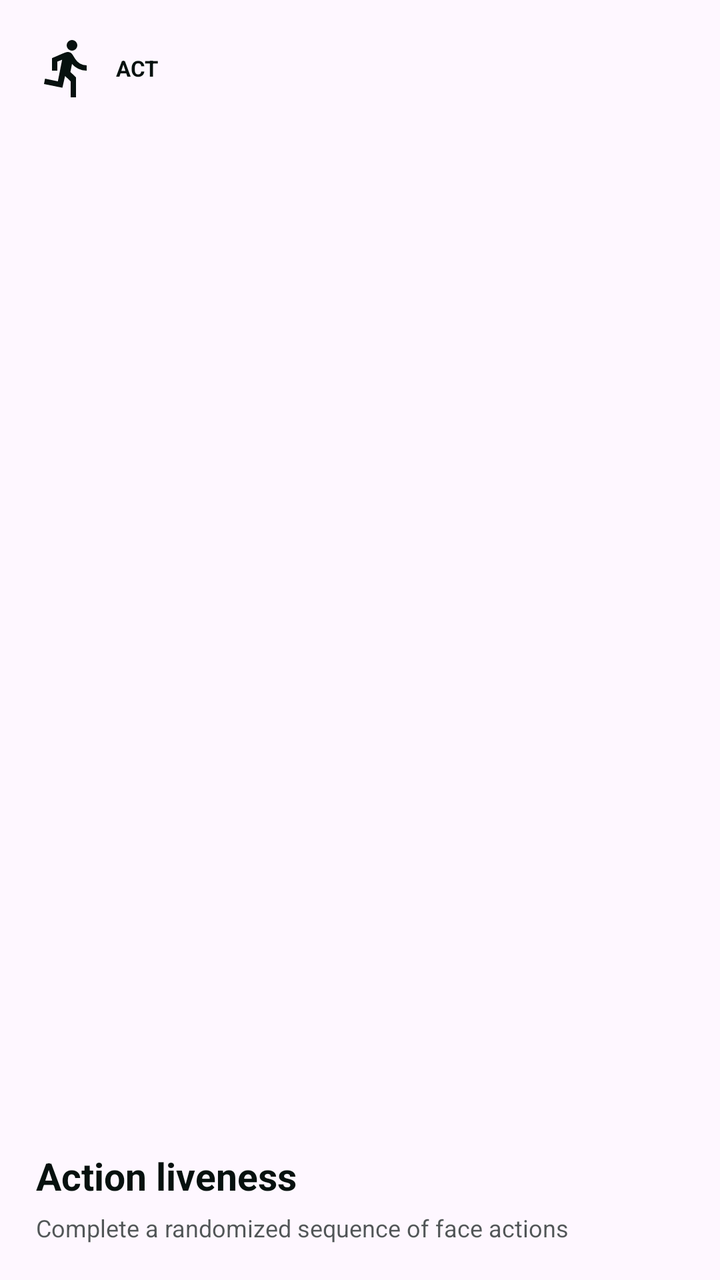
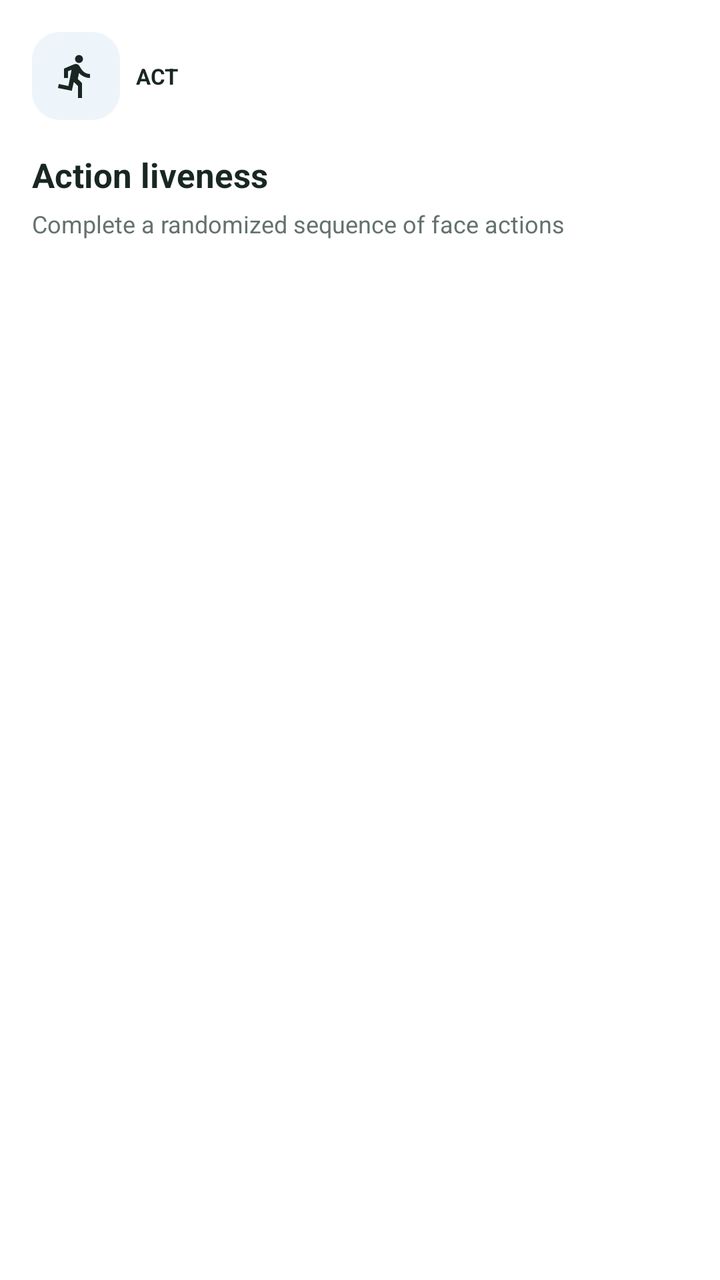

Screens rendered from an Android XML layout before and after an edit, with the pre-edit source and the edit as a unified diff.
<!-- AndroidManifest.xml: application theme Theme.InspireFaceExample -->
<!-- res/layout/item_home_action.xml -->
<?xml version="1.0" encoding="utf-8"?>
<LinearLayout xmlns:android="http://schemas.android.com/apk/res/android"
    android:layout_width="match_parent"
    android:layout_height="match_parent"
    android:gravity="bottom"
    android:orientation="vertical"
    android:padding="18dp">

    <LinearLayout
        android:layout_width="match_parent"
        android:layout_height="wrap_content"
        android:gravity="center_vertical"
        android:orientation="horizontal">

        <ImageView
            android:layout_width="32dp"
            android:layout_height="32dp"
            android:contentDescription="@null"
            android:importantForAccessibility="no"
            android:src="@drawable/ic_home_action_liveness" />

        <TextView
            android:layout_width="wrap_content"
            android:layout_height="wrap_content"
            android:layout_marginStart="8dp"
            android:text="@string/menu_badge_action"
            android:textColor="@color/home_tile_text_dark"
            android:textSize="11sp"
            android:textStyle="bold" />
    </LinearLayout>

    <Space
        android:layout_width="1dp"
        android:layout_height="0dp"
        android:layout_weight="1" />

    <TextView
        android:layout_width="match_parent"
        android:layout_height="wrap_content"
        android:text="@string/mode_action"
        android:textColor="@color/home_tile_text_dark"
        android:textSize="19sp"
        android:textStyle="bold" />

    <TextView
        android:layout_width="match_parent"
        android:layout_height="wrap_content"
        android:layout_marginTop="5dp"
        android:maxLines="2"
        android:text="@string/home_action_desc"
        android:textColor="@color/home_tile_text_dark_secondary"
        android:textSize="12sp" />
</LinearLayout>
<!-- resources referenced by this layout -->
<resources>
  <color name="home_tile_text_dark">#FF07110F</color>
  <color name="home_tile_text_dark_secondary">#B307110F</color>
  <style name="Base.Theme.InspireFaceExample" parent="Theme.Material3.DayNight.NoActionBar">
          
          
      </style>
  <!-- unchanged entries left out for length: 5 -->
</resources>

<!-- the commit's change to res/layout/item_home_action.xml (unified diff, before → after) -->
@@ -1,10 +1,11 @@
 <?xml version="1.0" encoding="utf-8"?>
 <LinearLayout xmlns:android="http://schemas.android.com/apk/res/android"
     android:layout_width="match_parent"
-    android:layout_height="match_parent"
-    android:gravity="bottom"
+    android:layout_height="wrap_content"
+    android:gravity="top"
+    android:minHeight="184dp"
     android:orientation="vertical"
-    android:padding="18dp">
+    android:padding="16dp">
 
     <LinearLayout
         android:layout_width="match_parent"
@@ -13,8 +14,11 @@
         android:orientation="horizontal">
 
         <ImageView
-            android:layout_width="32dp"
-            android:layout_height="32dp"
+            android:background="@drawable/bg_home_icon"
+            android:backgroundTint="@color/home_tile_blue"
+            android:padding="10dp"
+            android:layout_width="44dp"
+            android:layout_height="44dp"
             android:contentDescription="@null"
             android:importantForAccessibility="no"
             android:src="@drawable/ic_home_action_liveness" />
@@ -31,23 +35,24 @@
 
     <Space
         android:layout_width="1dp"
-        android:layout_height="0dp"
-        android:layout_weight="1" />
+        android:layout_height="16dp" />
 
     <TextView
         android:layout_width="match_parent"
         android:layout_height="wrap_content"
         android:text="@string/mode_action"
         android:textColor="@color/home_tile_text_dark"
-        android:textSize="19sp"
+        android:textSize="17sp"
+        android:maxLines="2"
         android:textStyle="bold" />
 
     <TextView
         android:layout_width="match_parent"
         android:layout_height="wrap_content"
         android:layout_marginTop="5dp"
-        android:maxLines="2"
+        android:maxLines="3"
         android:text="@string/home_action_desc"
         android:textColor="@color/home_tile_text_dark_secondary"
-        android:textSize="12sp" />
+        android:textSize="12sp"
+        android:lineSpacingExtra="1dp" />
 </LinearLayout>
<!-- resource entries referenced after the edit -->
@@ -1,10 +1,106 @@
 <!-- resources referenced by this layout -->
 <resources>
-  <color name="home_tile_text_dark">#FF07110F</color>
-  <color name="home_tile_text_dark_secondary">#B307110F</color>
-  <style name="Base.Theme.InspireFaceExample" parent="Theme.Material3.DayNight.NoActionBar">
-          
-          
+  <color name="home_tile_blue">#EDF4FA</color>
+  <color name="home_tile_text_dark">#192722</color>
+  <color name="home_tile_text_dark_secondary">#64726E</color>
+  <!-- drawable bg_home_icon (drawable) -->
+  <shape xmlns:android="http://schemas.android.com/apk/res/android" android:shape="rectangle">
+      <solid android:color="@color/home_surface" />
+      <corners android:radius="14dp" />
+  </shape>
+  <color name="home_surface">#F5F7F8</color>
+  <style name="Base.Theme.InspireFaceExample" parent="Theme.Material3.Light.NoActionBar">
+          <item name="android:windowBackground">@color/home_background</item>
+          <item name="android:statusBarColor">@android:color/transparent</item>
+          <item name="android:navigationBarColor">@color/home_background</item>
+          <item name="android:windowLightStatusBar">true</item>
+          <item name="android:windowAnimationStyle">@style/AppWindowAnimation</item>
+          <item name="android:colorAccent">@color/liveness_accent</item>
+          <item name="colorPrimary">@color/liveness_accent</item>
+          <item name="colorOnPrimary">@color/white</item>
+          <item name="colorPrimaryContainer">@color/plus_accent_soft</item>
+          <item name="colorOnPrimaryContainer">@color/liveness_accent</item>
+          <item name="colorSecondary">@color/liveness_accent</item>
+          <item name="colorSecondaryContainer">@color/plus_accent_soft</item>
+          <item name="colorOnSecondaryContainer">@color/home_text_primary</item>
+          <item name="colorSurface">@color/home_background</item>
+          <item name="colorSurfaceVariant">@color/home_surface</item>
+          <item name="colorOnSurface">@color/home_text_primary</item>
+          <item name="colorOnSurfaceVariant">@color/home_text_secondary</item>
+          <item name="colorOutline">@color/home_stroke</item>
+          <item name="colorControlHighlight">#14237D63</item>
+          <item name="materialButtonStyle">@style/AppButton</item>
+          <item name="materialButtonOutlinedStyle">@style/AppButton.Outlined</item>
+          <item name="buttonBarPositiveButtonStyle">@style/AppButton.Text</item>
+          <item name="buttonBarNegativeButtonStyle">@style/AppButton.Text</item>
+          <item name="materialAlertDialogTheme">@style/ThemeOverlay.InspireFaceExample.PlusConsent</item>
+          <item name="shapeAppearanceSmallComponent">@style/AppShape.Small</item>
+          <item name="shapeAppearanceMediumComponent">@style/AppShape.Medium</item>
+          <item name="chipStyle">@style/AppChip</item>
+      </style>
+  <color name="home_background">#FFFFFF</color>
+  <style name="AppWindowAnimation" parent="@android:style/Animation.Activity">
+          <item name="android:activityOpenEnterAnimation">@anim/app_page_enter</item>
+          <item name="android:activityOpenExitAnimation">@anim/app_page_dim</item>
+          <item name="android:activityCloseEnterAnimation">@anim/app_page_return</item>
+          <item name="android:activityCloseExitAnimation">@anim/app_page_exit</item>
+      </style>
+  <color name="liveness_accent">#237D63</color>
+  <color name="white">#FFFFFFFF</color>
+  <color name="plus_accent_soft">#EDF6F1</color>
+  <color name="home_text_primary">#192722</color>
+  <color name="home_text_secondary">#64726E</color>
+  <color name="home_stroke">#E8EDEF</color>
+  <style name="AppButton" parent="Widget.Material3.Button">
+          <item name="android:minHeight">48dp</item>
+          <item name="android:textAllCaps">false</item>
+          <item name="android:fontFamily">sans-serif-medium</item>
+          <item name="android:stateListAnimator">@animator/plus_button_press</item>
+          <item name="android:textColor">@color/app_button_text</item>
+          <item name="backgroundTint">@color/app_button_background</item>
+          <item name="cornerRadius">16dp</item>
+      </style>
+  <style name="AppButton.Outlined" parent="Widget.Material3.Button.OutlinedButton">
+          <item name="android:minHeight">48dp</item>
+          <item name="android:textAllCaps">false</item>
+          <item name="android:textColor">@color/app_control_text</item>
+          <item name="android:stateListAnimator">@animator/plus_button_press</item>
+          <item name="strokeColor">@color/home_stroke</item>
+          <item name="cornerRadius">16dp</item>
+      </style>
+  <style name="AppButton.Text" parent="Widget.Material3.Button.TextButton">
+          <item name="android:minHeight">48dp</item>
+          <item name="android:textAllCaps">false</item>
+          <item name="android:stateListAnimator">@animator/plus_button_press</item>
+          <item name="android:textColor">@color/app_control_text</item>
+      </style>
+  <style name="ThemeOverlay.InspireFaceExample.PlusConsent" parent="ThemeOverlay.Material3.MaterialAlertDialog">
+          <item name="colorSurface">@color/plus_background</item>
+          <item name="colorOnSurface">@color/plus_text</item>
+          <item name="colorOnSurfaceVariant">@color/plus_text_secondary</item>
+          <item name="colorPrimary">@color/plus_accent</item>
+          <item name="android:windowAnimationStyle">@style/PlusConsentWindowAnimation</item>
+          <item name="android:backgroundDimAmount">0.22</item>
+      </style>
+  <style name="AppShape.Small" parent="ShapeAppearance.Material3.SmallComponent">
+          <item name="cornerSize">12dp</item>
+      </style>
+  <style name="AppShape.Medium" parent="ShapeAppearance.Material3.MediumComponent">
+          <item name="cornerSize">22dp</item>
+      </style>
+  <style name="AppChip" parent="Widget.Material3.Chip.Filter">
+          <item name="chipBackgroundColor">@color/app_segment_background</item>
+          <item name="android:textColor">@color/app_control_text</item>
+          <item name="chipStrokeColor">@color/home_stroke</item>
+          <item name="android:stateListAnimator">@animator/plus_button_press</item>
+      </style>
+  <color name="plus_background">#FFFFFF</color>
+  <color name="plus_text">#192722</color>
+  <color name="plus_text_secondary">#64726E</color>
+  <color name="plus_accent">#237D63</color>
+  <style name="PlusConsentWindowAnimation">
+          <item name="android:windowEnterAnimation">@anim/plus_dialog_enter</item>
+          <item name="android:windowExitAnimation">@anim/plus_dialog_exit</item>
       </style>
   <!-- unchanged entries left out for length: 5 -->
 </resources>
